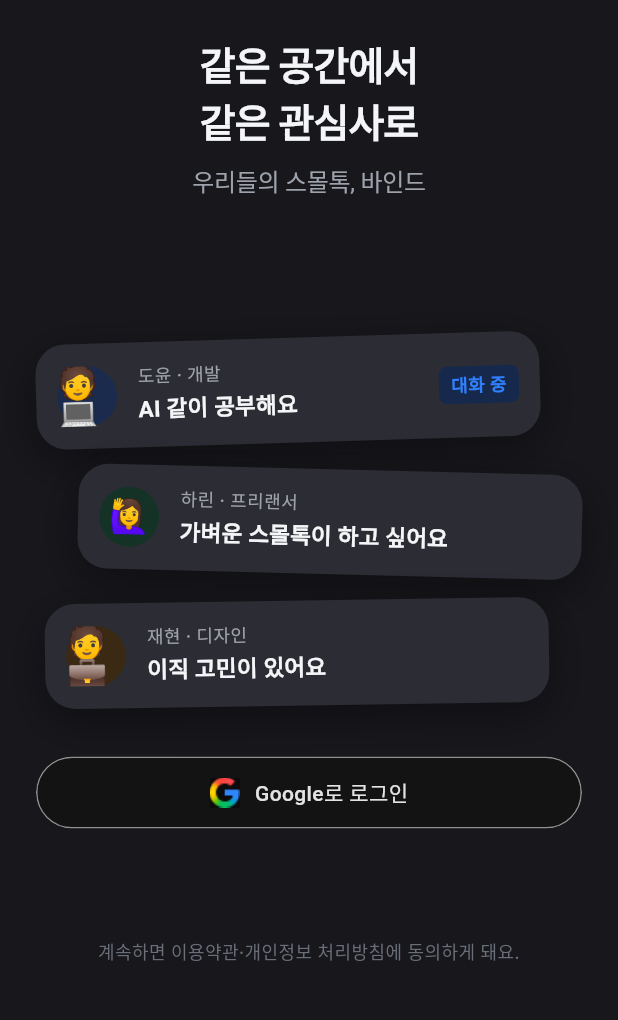
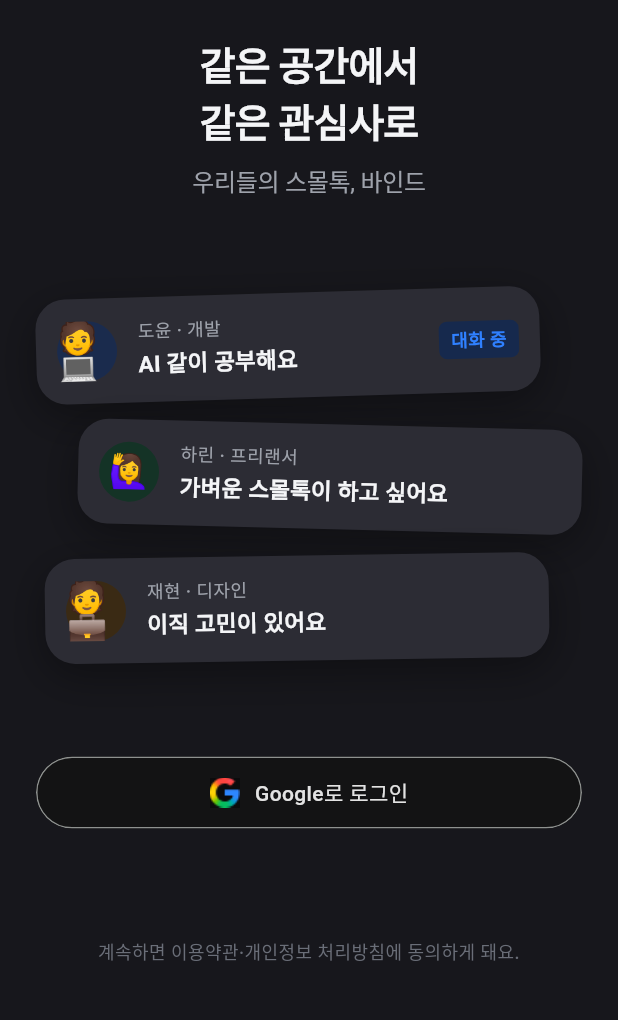
Before and after one commit to charlieoppa86/bind, a Flutter app: the screen it shows after launch, on a phone screen of 412 x 824 dp, the part 211-1231 px from its top. Run offline on Flutter 3.47's test engine with Material 3 defaults, Android fonts, the phone set to English and light mode, and no system bars; our stand-ins replace cloud_firestore, cloud_functions, firebase_auth, firebase_core, firebase_messaging, flutter_local_notifications and 4 more; missing offline and left inert: firebase_app_check; accounts and stored records are empty; Roboto replaces fonts that are missing (Pretendard).

Commit message:
fix: 로그인 화면 카드 묶음을 소개 문구와 Google 버튼 사이 가운데로 배치
Co-Authored-By: Claude Opus 5.5 <noreply@anthropic.com>

```diff
--- a/lib/features/auth/presentation/login_screen.dart
+++ b/lib/features/auth/presentation/login_screen.dart
@@ -58,9 +58,6 @@ class _LoginScreenState extends ConsumerState<LoginScreen> {
     }
   }
 
-  /// 상황별 카드 3장을 균형 배치 위치에서 아래로 내리는 거리
-  static const _cardsOffsetY = 30.0;
-
   @override
   Widget build(BuildContext context) {
     return Scaffold(
@@ -73,19 +70,13 @@ class _LoginScreenState extends ConsumerState<LoginScreen> {
             return Column(
               crossAxisAlignment: CrossAxisAlignment.stretch,
               children: [
-                // 남는 높이는 위 3 : 소개-카드 사이 2 : 카드-로그인 사이 2 로 나눈다.
-                // (카드-로그인 사이에는 Apple 버튼 자리가 이미 비어 있어 비율을 덜 준다)
+                // 남는 높이는 위 3 : 소개-카드 사이 2 : 카드-Google 버튼 사이 2 로 나눈다.
+                // Google 버튼이 로그인 영역 맨 위에 있으므로(Apple 자리는 그 아래),
+                // 카드 묶음은 소개 문구와 Google 버튼 사이 한가운데에 온다.
                 const Spacer(flex: 3),
                 const _Intro(),
                 const Spacer(flex: 2),
-                // 카드만 아래로 살짝 내린다(다른 요소 위치는 그대로).
-                Transform.translate(
-                  offset: const Offset(0, _cardsOffsetY),
-                  child: SizedBox(
-                    height: cardsHeight,
-                    child: const _CardPreview(),
-                  ),
-                ),
+                SizedBox(height: cardsHeight, child: const _CardPreview()),
                 const Spacer(flex: 2),
                 Padding(
                   padding: const EdgeInsets.symmetric(
```
